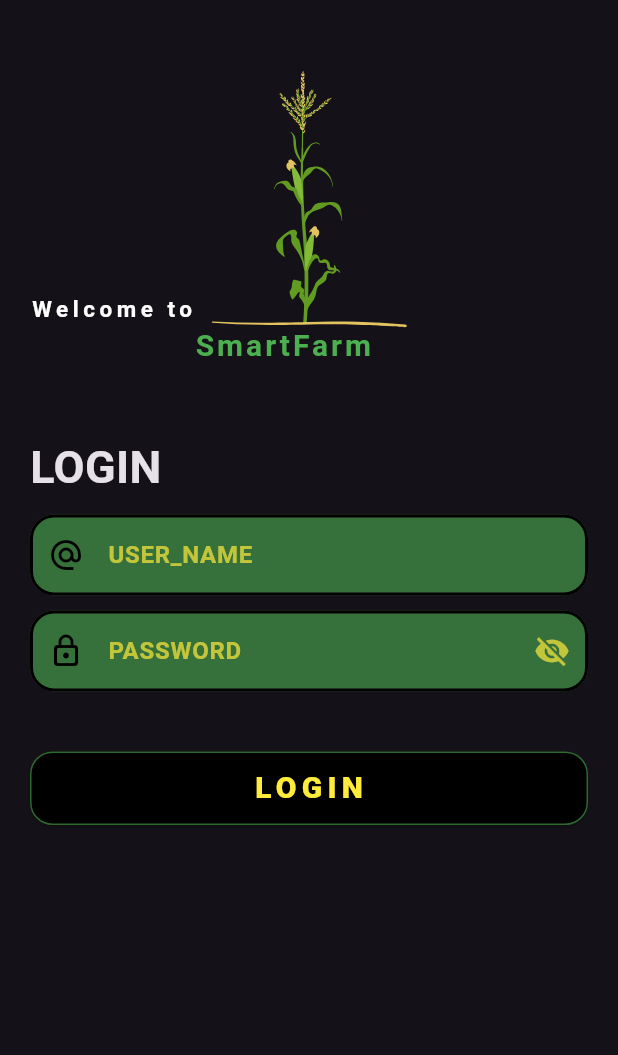
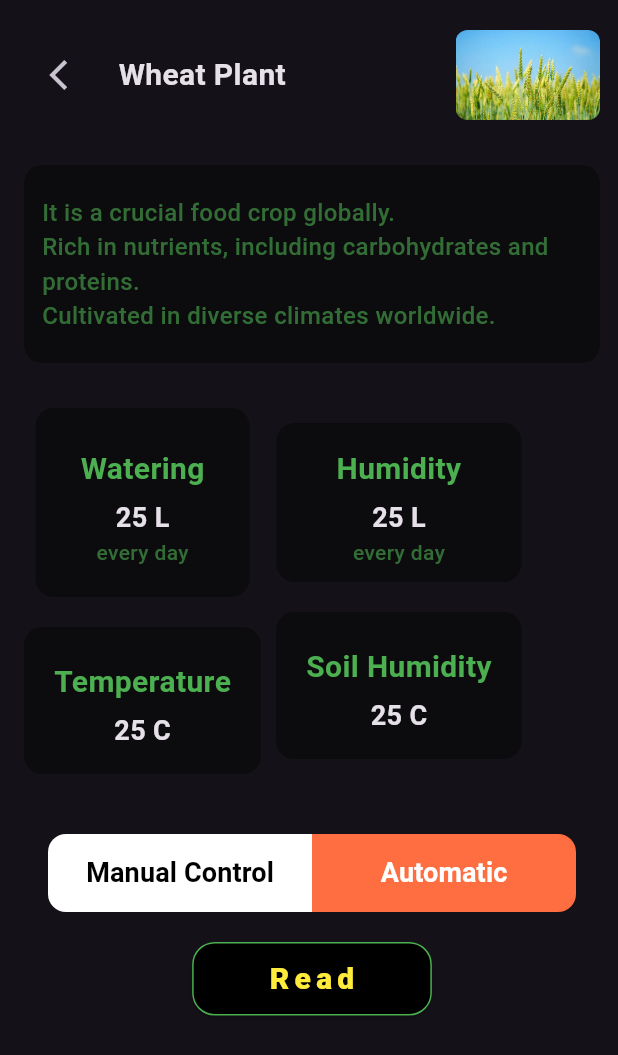
Before and after one commit to ahmedelshahed21/Smart_Farm_App, a Flutter app: the screen it shows after launch, on a phone screen of 412 x 824 dp. Shown: the top 1055 px of the screen. Run offline on Flutter 3.47's test engine with Material 3 defaults, Android fonts, the phone set to English and light mode, and no system bars; our stand-ins replace animated_splash_screen, lottie, page_transition, percent_indicator, sleek_circular_slider.

Commit message:
Second Commit

```diff
--- a/lib/core/components/custom_button1.dart
+++ b/lib/core/components/custom_button1.dart
@@ -6,7 +6,6 @@ class CustomButton1 extends StatelessWidget{
   final VoidCallback onTapped;
   final Color? borderColor;
   const CustomButton1({super.key,required this.buttonName,required this.onTapped,this.borderColor});
-  static String id='RegisterScreen';
   @override
   Widget build(BuildContext context) {
     return ElevatedButton(
--- /dev/null
+++ b/lib/core/components/custom_text_button.dart
@@ -0,0 +1,36 @@
+import 'package:flutter/material.dart';
+
+class CustomTextButton extends StatelessWidget{
+  const CustomTextButton({super.key, required this.child, this.onPressed, this.borderRadius, this.backgroundColor, this.textColor, this.fontSize});
+  final String child;
+  final void Function()? onPressed;
+  final BorderRadius? borderRadius;
+  final Color? backgroundColor;
+  final Color? textColor;
+  final double? fontSize;
+
+  @override
+  Widget build(BuildContext context) {
+    // TODO: implement build
+    return TextButton(
+      style: TextButton.styleFrom(
+        backgroundColor: backgroundColor ?? Colors.white,
+        shape: RoundedRectangleBorder(
+          borderRadius: borderRadius ?? const BorderRadius.only(
+            topLeft: Radius.circular(12),
+            bottomLeft:  Radius.circular(12),
+          )
+        )
+      ),
+      onPressed: onPressed,
+      child: Text(child,
+        style: TextStyle(
+          height: 2,
+          color: textColor ?? Colors.black ,
+          fontWeight: FontWeight.w600,
+          fontSize: 18
+        ),
+      ),
+    );
+  }
+}
--- /dev/null
+++ b/lib/core/components/plant_action.dart
@@ -0,0 +1,38 @@
+import 'package:flutter/material.dart';
+import 'package:smart_farm/core/components/custom_text_button.dart';
+
+class PlantAction extends StatelessWidget{
+  const PlantAction({super.key});
+
+
+
+
+  @override
+  Widget build(BuildContext context) {
+    return Padding(
+      padding: const EdgeInsets.symmetric(horizontal: 16.0),
+      child: Row(
+        children: [
+          Expanded(
+            child: CustomTextButton(
+              onPressed: (){},
+              child: 'Manual Control',
+            ),
+          ),
+          Expanded(
+            child: CustomTextButton(
+              onPressed: (){},
+              child: 'Automatic',
+              backgroundColor: Colors.deepOrangeAccent,
+              textColor: Colors.white,
+              borderRadius: const BorderRadius.only(
+                topRight: Radius.circular(12),
+                bottomRight: Radius.circular(12),
+              ),
+            ),
+          ),
+        ],
+      ),
+    );
+  }
+}
--- a/lib/main.dart
+++ b/lib/main.dart
@@ -1,10 +1,11 @@
 import 'package:flutter/material.dart';
-import 'package:smart_farm/features/splash/presentation/views/splash_view.dart';
+//import 'package:smart_farm/features/splash/presentation/views/splash_view.dart';
 import 'package:smart_farm/features/custom%20plant/presentation/views/custom_plant_form_view.dart';
 import 'package:smart_farm/features/custom%20plant/presentation/views/adding_custom_plant_view.dart';
 import 'package:smart_farm/features/home/presentation/views/home_view.dart';
 import 'package:smart_farm/screens/manual_control_screen.dart';
 import 'package:smart_farm/screens/percentages_screen.dart';
+import 'package:smart_farm/screens/plant_data_view.dart';
 
 void main() {
   runApp(
@@ -18,7 +19,7 @@ void main() {
          ManualControlScreen.id:(context) => const ManualControlScreen(),
        },
        debugShowCheckedModeBanner: false,
-      home: const SplashView()
+      home: const PlantDataView()
     )
   );
 }
--- /dev/null
+++ b/lib/screens/plant_data_view.dart
@@ -0,0 +1,203 @@
+import 'package:flutter/material.dart';
+import 'package:smart_farm/constants.dart';
+import 'package:smart_farm/core/components/custom_button1.dart';
+import 'package:smart_farm/core/components/plant_action.dart';
+import 'package:smart_farm/core/utils/assets_app.dart';
+
+class PlantDataView extends StatelessWidget{
+  const PlantDataView({super.key});
+
+  @override
+  Widget build(BuildContext context) {
+    return SafeArea(
+      child: Scaffold(
+        body: Padding(
+          padding: const EdgeInsets.only(right: 12.0,left: 16.0,top: 20),
+          child: Column(
+            crossAxisAlignment: CrossAxisAlignment.start,
+            children: [
+              Row(
+                mainAxisAlignment: MainAxisAlignment.spaceBetween,
+                children: [
+                  Row(
+                    children: [
+                      const SizedBox(width: 5),
+                      IconButton(
+                          onPressed: (){
+                            Navigator.pop(context);
+                          },
+                          icon: const Icon(Icons.arrow_back_ios),
+                      ),
+                      const SizedBox(width: 10),
+                      const Text('Wheat Plant',
+                        style: TextStyle(
+                            fontSize: 20,
+                            fontWeight: FontWeight.bold
+                        ),
+                      ),
+                    ],
+                  ),
+                  ClipRRect(
+                    borderRadius: BorderRadius.circular(8),
+                    child: Image.asset(ImagesApp.wheatImage,
+                      height: 60,
+                    ),
+                  )
+                ],
+              ),
+              Container(
+                margin: const EdgeInsets.symmetric(vertical: 30),
+                padding: const EdgeInsets.symmetric(vertical: 20,horizontal: 12.0),
+                decoration: BoxDecoration(
+                  borderRadius: BorderRadius.circular(12),
+                    color: Colors.black.withOpacity(0.4)
+                ),
+                child: Text('It is a crucial food crop globally.'
+                    '\nRich in nutrients, including carbohydrates and proteins. '
+                    '\nCultivated in diverse climates worldwide.',
+                  style: TextStyle(
+                    fontSize: 16,
+                    color: kPrimaryColor.withOpacity(0.6),
+                    fontWeight: FontWeight.w500,
+                  ),
+                ),
+              ),
+              Row(
+                children: [
+                  Column(
+                    children: [
+                      Container(
+                        padding: const EdgeInsets.symmetric(vertical: 20,horizontal: 30.0),
+                        decoration: BoxDecoration(
+                          borderRadius: BorderRadius.circular(12),
+                          color: Colors.black.withOpacity(0.4)
+                        ),
+                        child: Column(
+                          children: [
+                            Text('Watering',
+                              style: TextStyle(
+                                height: 2,
+                                fontSize: 20,
+                                fontWeight: FontWeight.bold,
+                                color: kPrimaryColor
+                              ),
+                            ),
+                            const Text('25 L',
+                              style: TextStyle(
+                                fontSize: 18,
+                                fontWeight: FontWeight.w600
+                              ),
+                            ),
+                            Text('every day',
+                              style: TextStyle(
+                                color: kPrimaryColor.withOpacity(0.6),
+                                fontWeight: FontWeight.w500
+                              ),
+                            ),
+                          ],
+                        ),
+                      ),
+                      const SizedBox(height: 20),
+                      Container(
+                        padding: const EdgeInsets.symmetric(vertical: 16,horizontal: 20.0),
+                        decoration: BoxDecoration(
+                          borderRadius: BorderRadius.circular(12),
+                          color: Colors.black.withOpacity(0.4)
+                        ),
+                        child: Column(
+                          children: [
+                            Text('Temperature',
+                              style: TextStyle(
+                                  height: 2,
+                                  fontSize: 20,
+                                  fontWeight: FontWeight.bold,
+                                  color: kPrimaryColor
+                              ),
+                            ),
+                            const Text('25 C',
+                              style: TextStyle(
+                                  fontSize: 18,
+                                  fontWeight: FontWeight.w600
+                              ),
+                            ),
+                          ],
+                        ),
+                      ),
+                    ],
+                  ),
+                  const SizedBox(width: 10,),
+                  Column(
+                    children: [
+                      Container(
+                        padding: const EdgeInsets.symmetric(vertical: 10,horizontal: 40.0),
+                        decoration: BoxDecoration(
+                          borderRadius: BorderRadius.circular(12),
+                          color: Colors.black.withOpacity(0.4)
+                        ),
+                        child: Column(
+                          children: [
+                            Text('Humidity',
+                              style: TextStyle(
+                                  height: 2,
+                                  fontSize: 20,
+                                  fontWeight: FontWeight.bold,
+                                  color: kPrimaryColor
+                              ),
+                            ),
+                            const Text('25 L',
+                              style: TextStyle(
+                                  fontSize: 18,
+                                  fontWeight: FontWeight.w600
+                              ),
+                            ),
+                            Text('every day',
+                              style: TextStyle(
+                                  color: kPrimaryColor.withOpacity(0.6),
+                                  fontWeight: FontWeight.w500
+                              ),
+                            ),
+                          ],
+                        ),
+                      ),
+                      const SizedBox(height: 20,),
+                      Container(
+                        padding: const EdgeInsets.symmetric(vertical: 16,horizontal: 20.0),
+                        decoration: BoxDecoration(
+                          borderRadius: BorderRadius.circular(12),
+                            color: Colors.black.withOpacity(0.4)
+                        ),
+                        child: Column(
+                          children: [
+                            Text('Soil Humidity',
+                              style: TextStyle(
+                                  height: 2,
+                                  fontSize: 20,
+                                  fontWeight: FontWeight.bold,
+                                  color: kPrimaryColor
+                              ),
+                            ),
+                            const Text('25 C',
+                              style: TextStyle(
+                                  fontSize: 18,
+                                  fontWeight: FontWeight.w600
+                              ),
+                            ),
+                          ],
+                        ),
+                      ),
+                    ],
+                  ),
+                ],
+              ),
+              const SizedBox(height: 40,),
+              const PlantAction(),
+              const SizedBox(height: 20,),
+              Center(child: CustomButton1(buttonName: 'Read', onTapped: (){}))
+            ],
+          ),
+        ),
+      ),
+    );
+  }
+
+}
```
